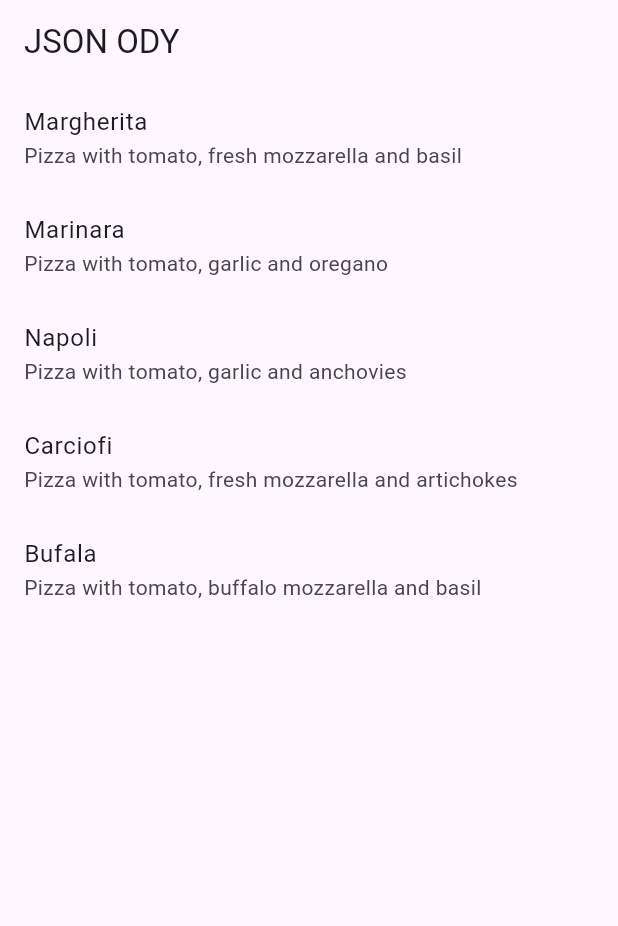
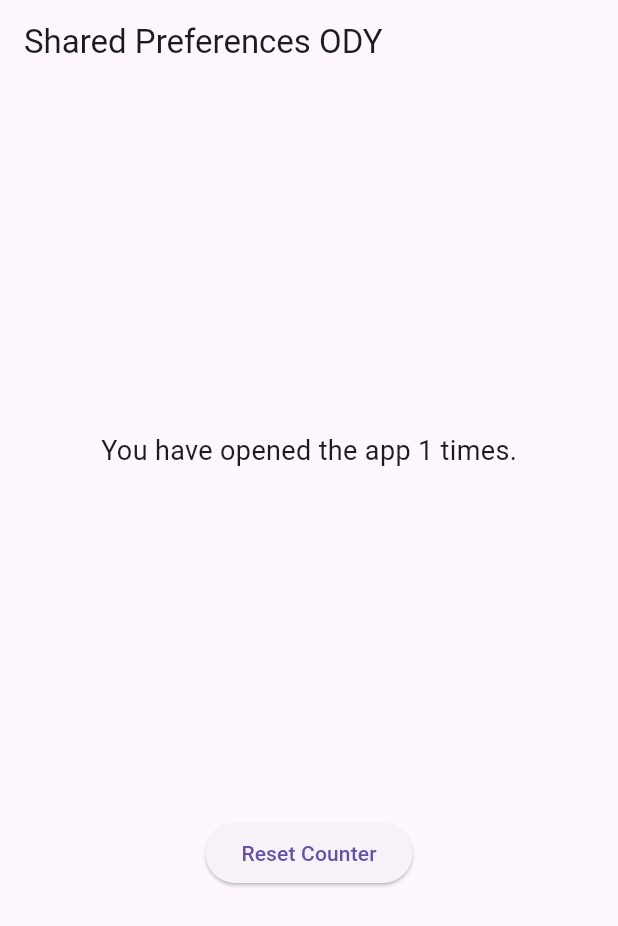
Before and after one commit to rafiody16/Pemr_Mobile_Rafi_Ody_Prasetyo, a Flutter app: the screen it shows after launch, on a phone screen of 412 x 824 dp. Shown: the top 926 px of the screen. Run offline on Flutter 3.47's test engine with Material 3 defaults, Android fonts, the phone set to English and light mode, and no system bars; our stand-ins replace shared_preferences.

Commit message:
Praktikum 4

```diff
--- a/src/store_data_ody/lib/main.dart
+++ b/src/store_data_ody/lib/main.dart
@@ -1,6 +1,7 @@
 import 'package:flutter/material.dart';
 import 'dart:convert';
 import 'model/pizza.dart';
+import 'package:shared_preferences/shared_preferences.dart';
 
 void main() {
   runApp(const MyApp());
@@ -9,11 +10,10 @@ void main() {
 class MyApp extends StatelessWidget {
   const MyApp({super.key});
 
-  // This widget is the root of your application.
   @override
   Widget build(BuildContext context) {
     return MaterialApp(
-      title: 'Flutter JSON Demo Rafi Ody P',
+      title: 'Flutter JSON Demo',
       theme: ThemeData(primarySwatch: Colors.blue),
       home: const MyHomePage(),
     );
@@ -28,46 +28,65 @@ class MyHomePage extends StatefulWidget {
 }
 
 class _MyHomePageState extends State<MyHomePage> {
-  String pizzaString = '';
   List<Pizza> myPizzas = [];
+  int appCounter = 0; // Default 0
 
-  // Future readJsonFile() async {
   Future<List<Pizza>> readJsonFile() async {
     String myString = await DefaultAssetBundle.of(
       context,
     ).loadString('assets/pizzalist.json');
-    // P1 - 1
-    // setState(() {
-    //   pizzaString = myString;
-    // });
 
-    // P1 - 2
     List pizzaMapList = jsonDecode(myString);
+    List<Pizza> myPizzas = [];
 
-    List<Pizza> myPizzas = [];
     for (var pizza in pizzaMapList) {
       Pizza myPizza = Pizza.fromJson(pizza);
       myPizzas.add(myPizza);
     }
 
-    // P1 - 3
-    String json = convertToJSON(myPizzas);
-    print(json);
-
     return myPizzas;
   }
 
-  String convertToJSON(List<Pizza> pizzas) {
-    return jsonEncode(pizzas.map((pizza) => jsonEncode(pizza)).toList());
+  // Fungsi untuk membaca dan menambah counter
+  Future readAndWritePreference() async {
+    SharedPreferences prefs = await SharedPreferences.getInstance();
+
+    // 1. Ambil nilai lama (jika null anggap 0)
+    int savedValue = prefs.getInt('appCounter') ?? 0;
+
+    // 2. Tambah 1
+    int newValue = savedValue + 1;
+
+    // 3. Simpan nilai baru ke memori HP
+    await prefs.setInt('appCounter', newValue);
+
+    // 4. Update tampilan di layar
+    setState(() {
+      appCounter = newValue;
+    });
+  }
+
+  // Fungsi untuk mereset counter (Hapus Data)
+  Future deletePreference() async {
+    SharedPreferences prefs = await SharedPreferences.getInstance();
+    await prefs.clear(); // Menghapus semua data
+    setState(() {
+      appCounter = 0; // Reset variabel lokal ke 0
+    });
   }
 
   @override
   void initState() {
     super.initState();
-    // readJsonFile();
+
+    // Panggil fungsi counter (Jalan sendiri update UI-nya)
+    readAndWritePreference();
+
+    // Panggil fungsi JSON
     readJsonFile().then((value) {
       setState(() {
         myPizzas = value;
+        // JANGAN update appCounter di sini, biarkan readAndWritePreference yang urus
       });
     });
   }
@@ -75,19 +94,23 @@ class _MyHomePageState extends State<MyHomePage> {
   @override
   Widget build(BuildContext context) {
     return Scaffold(
-      appBar: AppBar(title: const Text('JSON ODY')),
-      // body: Container(),
-      //P1 - 1
-      // body: Text(pizzaString),
-      //P1 - 2
-      body: ListView.builder(
-        itemCount: myPizzas.length,
-        itemBuilder: (context, index) {
-          return ListTile(
-            title: Text(myPizzas[index].pizzaName),
-            subtitle: Text(myPizzas[index].description),
-          );
-        },
+      appBar: AppBar(title: const Text('Shared Preferences ODY')),
+      body: Center(
+        child: Column(
+          mainAxisAlignment: MainAxisAlignment.spaceEvenly,
+          children: [
+            Text(
+              'You have opened the app $appCounter times.',
+              style: const TextStyle(fontSize: 18),
+            ),
+            ElevatedButton(
+              onPressed: () {
+                deletePreference();
+              },
+              child: const Text('Reset Counter'),
+            ),
+          ],
+        ),
       ),
     );
   }
--- a/src/store_data_ody/pubspec.yaml
+++ b/src/store_data_ody/pubspec.yaml
@@ -34,6 +34,7 @@ dependencies:
   # The following adds the Cupertino Icons font to your application.
   # Use with the CupertinoIcons class for iOS style icons.
   cupertino_icons: ^1.0.8
+  shared_preferences: ^2.5.3
 
 dev_dependencies:
   flutter_test:
```
Also changed, not shown: img/P4 (1).gif (added), img/P4 (2).gif (added), src/store_data_ody/pubspec.lock, 1 other file.
